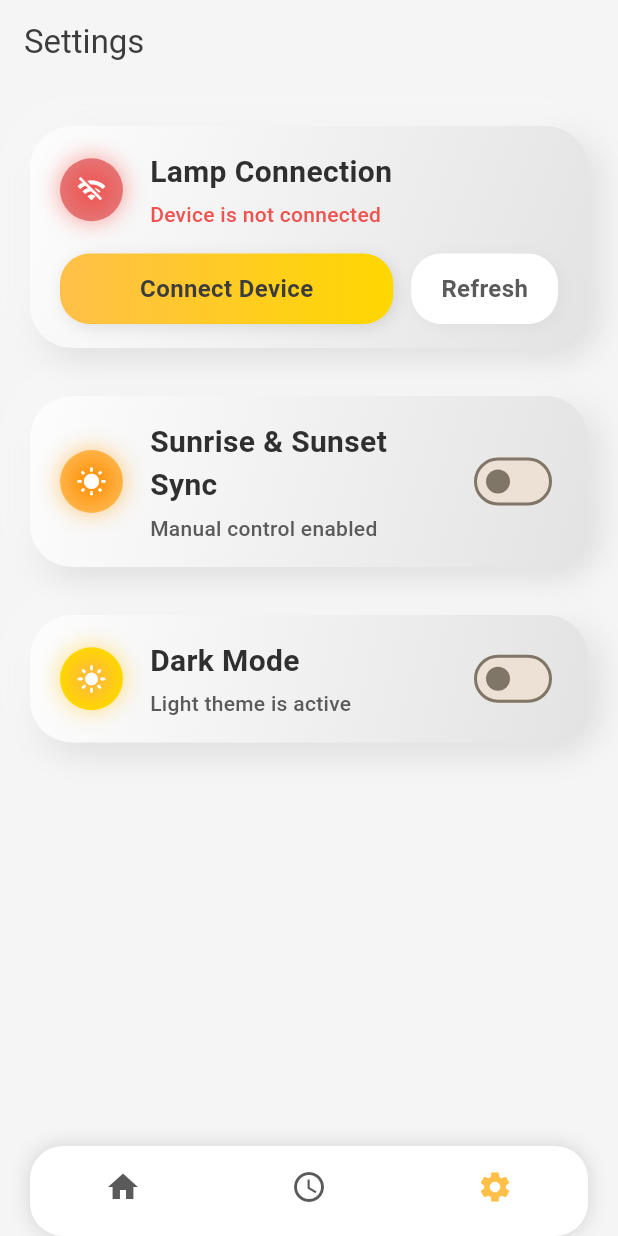
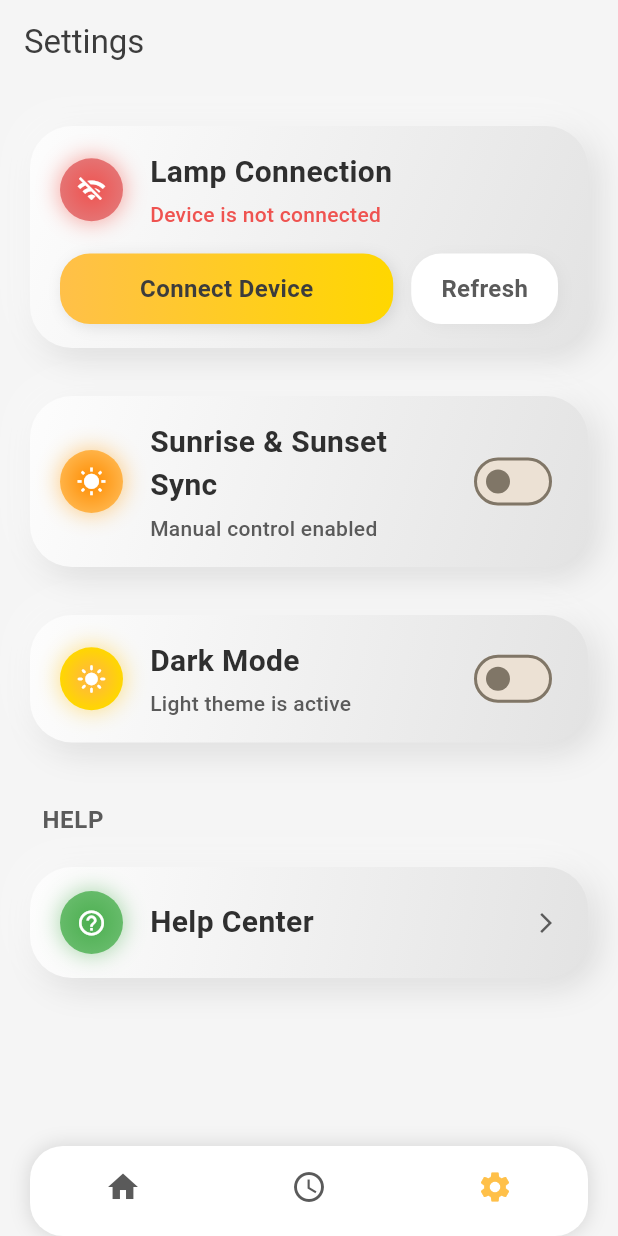
Before and after one commit to SamarthChadha/APP-3---Flutter, a Flutter app: the screen it shows after launch, item 3 of the bottom bar chosen, on a phone screen of 412 x 824 dp. Run offline on Flutter 3.47's test engine with Material 3 defaults, Android fonts, the phone set to English and light mode, and no system bars; our stand-ins replace device_info_plus, multicast_dns, shared_preferences, sqflite; missing offline and left inert: esp_smartconfig, flutter_3d_controller; accounts and stored records are empty.

Commit message:
added a help center button

```diff
--- a/circadian_light/lib/screens/settings.dart
+++ b/circadian_light/lib/screens/settings.dart
@@ -1,4 +1,5 @@
 import 'package:flutter/material.dart';
+import 'package:url_launcher/url_launcher.dart';
 import '../core/provisioning_screen.dart';
 import '../core/esp_connection.dart';
 import '../core/sunrise_sunset_manager.dart';
@@ -84,6 +85,19 @@ class _SettingsScreenState extends State<SettingsScreen> {
 
     if (result == true) {
       _checkConnection();
+    }
+  }
+
+  Future<void> _launchHelpCenter() async {
+    final Uri url = Uri.parse('https://docs.flutter.dev/');
+    if (await canLaunchUrl(url)) {
+      await launchUrl(url, mode: LaunchMode.externalApplication);
+    } else {
+      if (mounted) {
+        ScaffoldMessenger.of(context).showSnackBar(
+          const SnackBar(content: Text('Could not launch help center')),
+        );
+      }
     }
   }
 
@@ -512,6 +526,86 @@ class _SettingsScreenState extends State<SettingsScreen> {
                 );
               },
             ),
+            const SizedBox(height: 32),
+            // HELP Section Header
+            Padding(
+              padding: const EdgeInsets.symmetric(horizontal: 8),
+              child: Text(
+                'HELP',
+                style: TextStyle(
+                  fontSize: 16,
+                  fontWeight: FontWeight.w600,
+                  letterSpacing: 0.5,
+                  color: ThemeManager.I.secondaryTextColor,
+                ),
+              ),
+            ),
+            const SizedBox(height: 12),
+            // Help Center Card
+            Container(
+              margin: const EdgeInsets.symmetric(vertical: 8),
+              decoration: BoxDecoration(
+                borderRadius: BorderRadius.circular(28),
+                gradient: LinearGradient(
+                  begin: Alignment.topLeft,
+                  end: Alignment.bottomRight,
+                  colors: ThemeManager.I.neumorphicGradient,
+                ),
+                boxShadow: ThemeManager.I.neumorphicShadows,
+              ),
+              child: Material(
+                color: Colors.transparent,
+                child: InkWell(
+                  borderRadius: BorderRadius.circular(28),
+                  onTap: _launchHelpCenter,
+                  child: Padding(
+                    padding: const EdgeInsets.symmetric(horizontal: 20, vertical: 16),
+                    child: Row(
+                      children: [
+                        Container(
+                          width: 42,
+                          height: 42,
+                          decoration: BoxDecoration(
+                            shape: BoxShape.circle,
+                            gradient: const RadialGradient(
+                              colors: [Color(0xFF4CAF50), Color(0xFF66BB6A)],
+                            ),
+                            boxShadow: [
+                              BoxShadow(
+                                color: Colors.green.withValues(alpha: 0.45),
+                                blurRadius: 12,
+                                spreadRadius: 1,
+                              ),
+                            ],
+                          ),
+                          child: const Icon(
+                            Icons.help_outline,
+                            color: Colors.white,
+                            size: 20,
+                          ),
+                        ),
+                        const SizedBox(width: 18),
+                        Expanded(
+                          child: Text(
+                            'Help Center',
+                            style: TextStyle(
+                              fontSize: 20,
+                              fontWeight: FontWeight.w700,
+                              color: ThemeManager.I.primaryTextColor,
+                            ),
+                          ),
+                        ),
+                        Icon(
+                          Icons.arrow_forward_ios,
+                          size: 16,
+                          color: ThemeManager.I.secondaryTextColor,
+                        ),
+                      ],
+                    ),
+                  ),
+                ),
+              ),
+            ),
           ],
         ),
       ),
--- a/circadian_light/pubspec.yaml
+++ b/circadian_light/pubspec.yaml
@@ -21,6 +21,7 @@ dependencies:
   sqflite: ^2.3.3+1
   shared_preferences: ^2.3.2
   path: ^1.9.0
+  url_launcher: ^6.3.1
 
 dev_dependencies:
   flutter_test:
```
Also changed, not shown: circadian_light/pubspec.lock, 6 other files.
